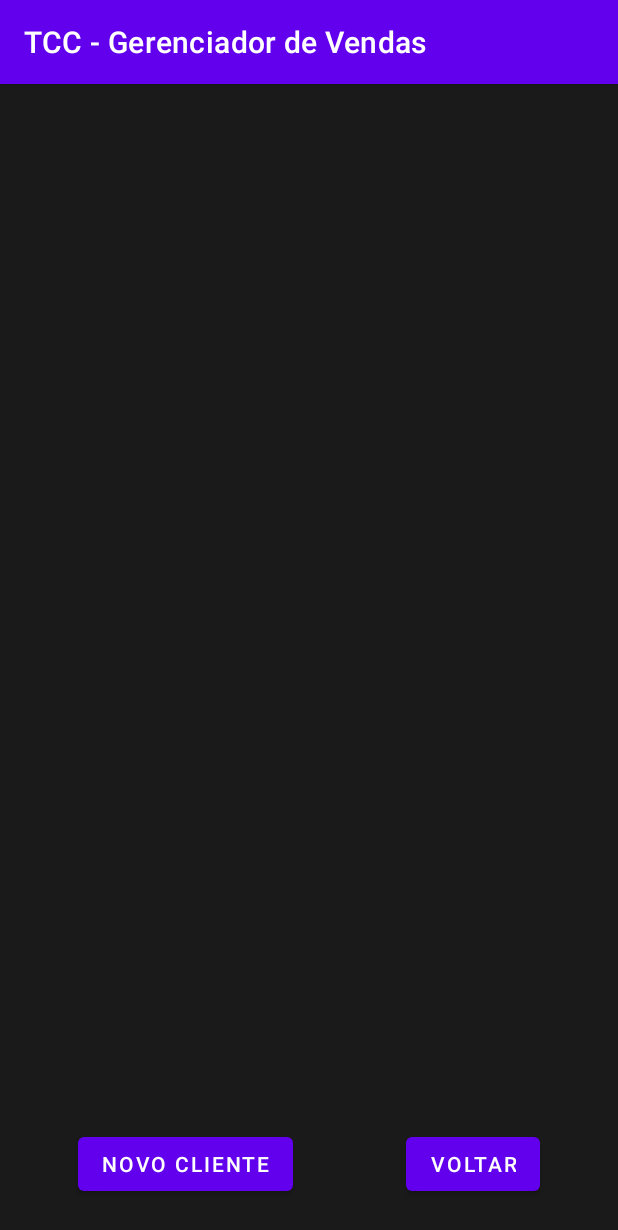
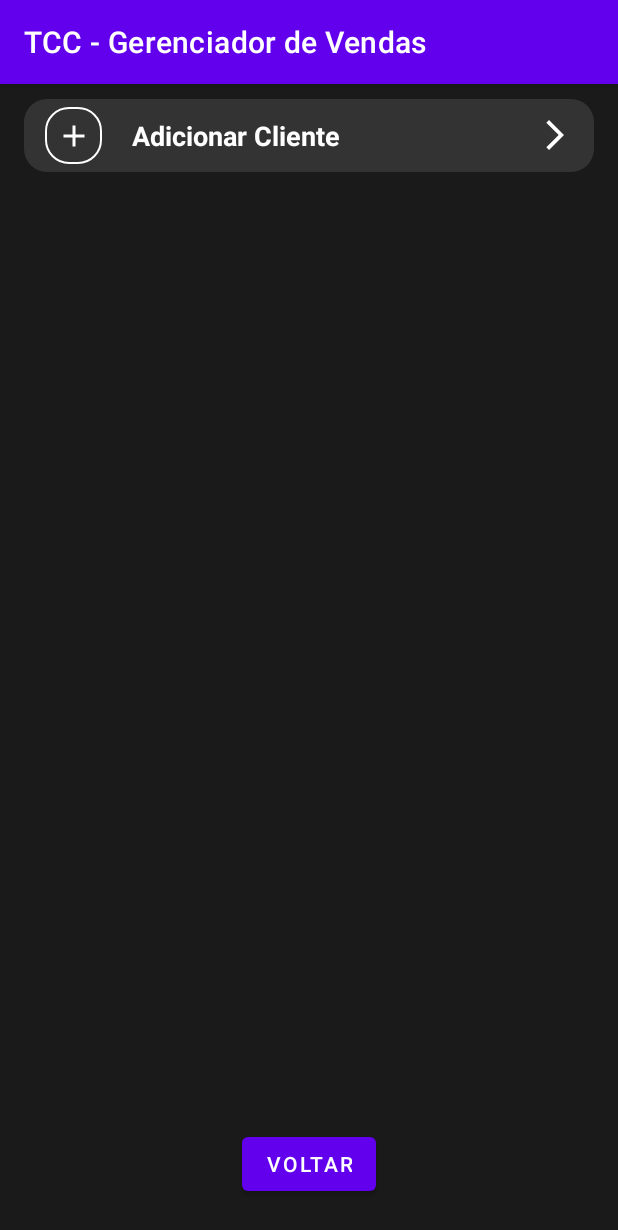
Before and after one commit to JohnAndante/tcc-project, an Android app: the ListaClientes screen opened directly, with no data from a screen before it, on a phone screen of 412 x 824 dp. Shown: the top 1230 px of the screen. Run offline under Robolectric (Android 15) with nearby library versions, the light colour scheme and no system bars.

Commit message:
Adaptação e melhoria de telas

```diff
--- a/Android/GerenciadorVendasTCC/app/src/main/java/com/example/tcc_gerenciadordevendas/ListaClientes.java
+++ b/Android/GerenciadorVendasTCC/app/src/main/java/com/example/tcc_gerenciadordevendas/ListaClientes.java
@@ -9,8 +9,11 @@ import android.content.Intent;
 import android.database.Cursor;
 import android.database.sqlite.SQLiteDatabase;
 import android.os.Bundle;
+import android.util.Log;
 import android.view.View;
 import android.widget.Button;
+import android.widget.ImageButton;
+import android.widget.LinearLayout;
 import android.widget.ListView;
 
 import java.util.ArrayList;
@@ -19,6 +22,8 @@ public class ListaClientes extends AppCompatActivity {
 
     private Button btClienteVoltar;
     private Button btClienteAdicionar;
+    private ImageButton imgbtIconeNovoCliente;
+    private LinearLayout llAdicionarCliente;
     private ListView listView;
     private ClienteAdapter adapter;
     private ArrayList<Cliente> listaDinamicaClientes;
@@ -33,15 +38,25 @@ public class ListaClientes extends AppCompatActivity {
         super.onCreate(savedInstanceState);
         setContentView(R.layout.activity_lista_clientes);
 
+        listaDinamicaClientes = new ArrayList<Cliente>();
+
         initButtonsHub();
         initSQLdb();
 
-        listaDinamicaClientes = new ArrayList<Cliente>();
+        adapter = new ClienteAdapter(this, 0, listaDinamicaClientes);
         listView = (ListView) findViewById(R.id.listViewClientes);
         listView.setAdapter(adapter);
 
-        btClienteAdicionar = (Button) findViewById(R.id.btClienteNovo);
-        btClienteAdicionar.setOnClickListener(new View.OnClickListener() {
+        imgbtIconeNovoCliente = (ImageButton) findViewById(R.id.imgbtIconeNovoCliente);
+        imgbtIconeNovoCliente.setOnClickListener(new View.OnClickListener() {
+            @Override
+            public void onClick(View view) {
+                novoCliente();
+            }
+        });
+
+        llAdicionarCliente = (LinearLayout) findViewById(R.id.llAdicionarCliente);
+        llAdicionarCliente.setOnClickListener(new View.OnClickListener() {
             @Override
             public void onClick(View view) {
                 novoCliente();
@@ -63,10 +78,11 @@ public class ListaClientes extends AppCompatActivity {
     @SuppressLint("Range")
     private void initSQLdb(){
         db = openOrCreateDatabase("GerenciadorVendas", MODE_PRIVATE, null);
+//      db.execSQL("DROP TABLE CLIENTE");
         db.execSQL("CREATE TABLE IF NOT EXISTS CLIENTE (" +
-                        "ID_CLIENTE INTEGER PRIMARY KEY AUTOINCREMENT, " +
-                        "NOME VARCHAR(60), " +
-                        "TELEFONE VARCHAR(11))");
+                        "ID         INTEGER PRIMARY KEY AUTOINCREMENT, " +
+                        "NOME       VARCHAR(60), " +
+                        "TELEFONE   VARCHAR(11))");
 
         Cursor cursor = db.rawQuery("SELECT * FROM CLIENTE", null);
         cursor.moveToFirst();
@@ -74,13 +90,14 @@ public class ListaClientes extends AppCompatActivity {
         if (cursor.getCount() > 0) {
             do {
                 listaDinamicaClientes.add(new Cliente(
-                    cursor.getInt(cursor.getColumnIndex("ID_CLIENTE")),
+                    cursor.getInt(cursor.getColumnIndex("ID")),
                     cursor.getString(cursor.getColumnIndex("NOME")),
                     cursor.getString(cursor.getColumnIndex("TELEFONE"))
                 ));
             } while (cursor.moveToNext());
             cursor.close();
         }
+
     }
 
     private void novoCliente() {
@@ -96,7 +113,7 @@ public class ListaClientes extends AppCompatActivity {
         if ((requestCode == ALTERAR_CLIENTE) && (resultCode == RESULT_OK)) {
             ContentValues c1 = new ContentValues();
 
-            int id = listaDinamicaClientes.get(data.getIntExtra("posicao", 0)).getId_cliente();
+            int id = listaDinamicaClientes.get(data.getIntExtra("posicao", 0)).getId();
             c1.put("NOME", data.getStringExtra("nome"));
             c1.put("TELEFONE", data.getStringExtra("telefone"));
 
@@ -111,7 +128,7 @@ public class ListaClientes extends AppCompatActivity {
         }
 
         //Criando novos dados
-        if ((requestCode == NOVO_CLIENTE)&&(resultCode == RESULT_OK)){
+        if ((requestCode == NOVO_CLIENTE)&&(resultCode == RESULT_OK)) {
             ContentValues c1 = new ContentValues();
 
             c1.put("NOME", data.getStringExtra("nome"));
@@ -120,7 +137,7 @@ public class ListaClientes extends AppCompatActivity {
             db.insert("CLIENTE", null, c1);
             int idx = 0;
 
-            Cursor cursor = db.rawQuery("SELECT MAX(ID_CLIENTE) IDMAIOR FROM CLIENTE", null);
+            Cursor cursor = db.rawQuery("SELECT MAX(ID) IDMAIOR FROM CLIENTE", null);
             cursor.moveToFirst();
             idx = cursor.getInt(cursor.getColumnIndex("IDMAIOR"));
 
@@ -129,6 +146,7 @@ public class ListaClientes extends AppCompatActivity {
                                                 data.getStringExtra("telefone")));
 
             adapter.notifyDataSetChanged();
+
         }
     }
 }
--- /dev/null
+++ b/Android/GerenciadorVendasTCC/app/src/main/res/drawable/iconbg_roundcorners_lightgray_01_stroke.xml
@@ -0,0 +1,11 @@
+<?xml version="1.0" encoding="utf-8"?>
+<shape xmlns:android="http://schemas.android.com/apk/res/android">
+    <solid
+        android:color="@color/light_gray_01" />
+    <stroke
+        android:color="@color/white"
+        android:width="1dp"/>
+    <corners
+        android:radius="15dp" />
+
+</shape>
--- a/Android/GerenciadorVendasTCC/app/src/main/res/layout/activity_lista_clientes.xml
+++ b/Android/GerenciadorVendasTCC/app/src/main/res/layout/activity_lista_clientes.xml
@@ -7,22 +7,57 @@
     android:background="@color/dark_gray_01"
     tools:context=".ListaClientes">
 
+    <LinearLayout
+        android:id="@+id/llAdicionarCliente"
+        android:layout_width="380dp"
+        android:layout_height="wrap_content"
+        android:orientation="horizontal"
+        android:gravity="center_horizontal|center"
+        android:layout_margin="10dp"
+        android:padding="5dp"
+        android:background="@drawable/cardbg_roundcorners_lightgray"
+        app:layout_constraintStart_toStartOf="parent"
+        app:layout_constraintTop_toTopOf="parent"
+        app:layout_constraintEnd_toEndOf="parent">
+
+        <ImageButton
+            android:id="@+id/imgbtIconeNovoCliente"
+            android:layout_width="38dp"
+            android:layout_height="38dp"
+            android:layout_marginLeft="0dp"
+            android:layout_marginRight="20dp"
+            android:background="@drawable/iconbg_roundcorners_lightgray_01_stroke"
+            android:src="@drawable/ic_baseline_add_24_white"
+            />
+
+        <TextView
+            android:id="@+id/tvNovoCliente"
+            android:layout_width="260dp"
+            android:layout_height="wrap_content"
+            android:textSize="18dp"
+            android:text="Adicionar Cliente"
+            android:textColor="@color/white"
+            android:textStyle="bold"
+            />
+
+        <ImageButton
+            android:id="@+id/imgbtDadosCliente"
+            android:layout_width="wrap_content"
+            android:layout_height="wrap_content"
+            android:layout_marginLeft="10dp"
+            android:src="@drawable/ic_baseline_arrow_forward_ios_24_white"
+            android:background="@null"/>
+
+    </LinearLayout>
+
     <ListView
         android:id="@+id/listViewClientes"
         android:layout_width="match_parent"
-        android:layout_height="match_parent"
-        />
+        android:layout_height="540dp"
+        app:layout_constraintBottom_toBottomOf="parent"
+        >
 
-    <Button
-        android:id="@+id/btClienteNovo"
-        android:layout_width="wrap_content"
-        android:layout_height="wrap_content"
-        android:text="Novo Cliente"
-        app:layout_constraintBottom_toBottomOf="parent"
-        app:layout_constraintEnd_toStartOf="@+id/btClienteVoltar"
-        app:layout_constraintStart_toStartOf="parent"
-        android:layout_margin="24dp"
-        />
+    </ListView>
 
     <Button
         android:id="@+id/btClienteVoltar"
@@ -31,7 +66,7 @@
         android:text="Voltar"
         app:layout_constraintBottom_toBottomOf="parent"
         app:layout_constraintEnd_toEndOf="parent"
-        app:layout_constraintStart_toEndOf="@+id/btClienteNovo"
+        app:layout_constraintStart_toStartOf="parent"
         android:layout_margin="24dp"
         />
 
--- a/Android/GerenciadorVendasTCC/gradle.properties
+++ b/Android/GerenciadorVendasTCC/gradle.properties
@@ -19,3 +19,4 @@ android.useAndroidX=true
 # resources declared in the library itself and none from the library's dependencies,
 # thereby reducing the size of the R class for that library
 android.nonTransitiveRClass=true
+org.gradle.unsafe.configuration-cache=true
```
Also changed, not shown: Android/GerenciadorVendasTCC/app/src/main/java/com/example/tcc_gerenciadordevendas/AdicionarCliente.java (+23 -0 lines), Android/GerenciadorVendasTCC/app/src/main/java/com/example/tcc_gerenciadordevendas/Cliente.java (+6 -6 lines), Android/GerenciadorVendasTCC/app/src/main/java/com/example/tcc_gerenciadordevendas/ClienteAdapter.java (+10 -0 lines), Android/GerenciadorVendasTCC/app/src/main/res/drawable/iconbg_roundcorners_darkgray_01_stroke.xml (added, +11 -0 lines), Android/GerenciadorVendasTCC/app/src/main/res/layout/card_cliente.xml (+4 -6 lines).
